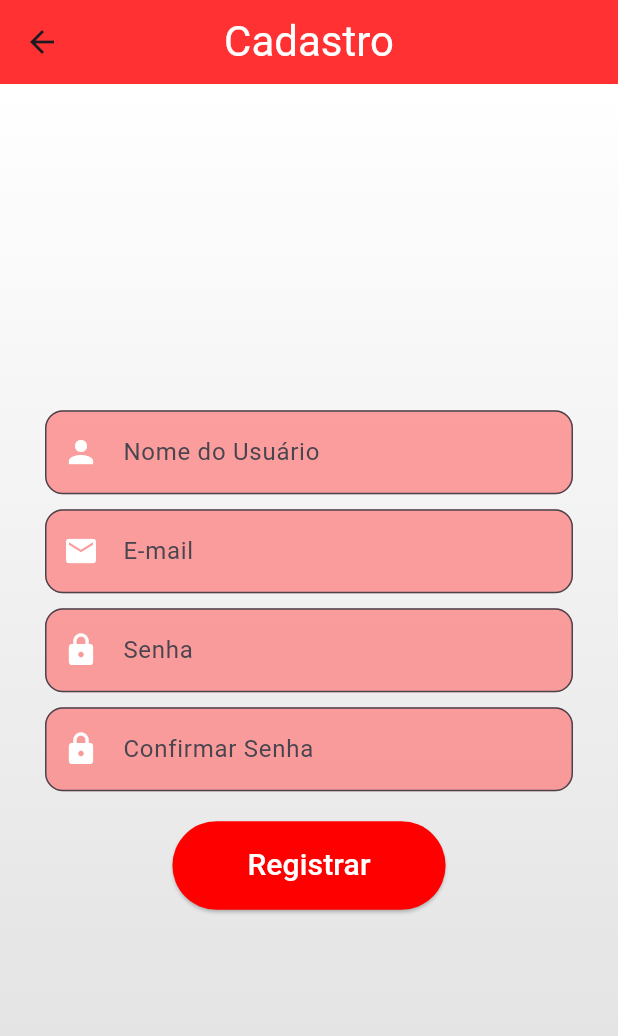
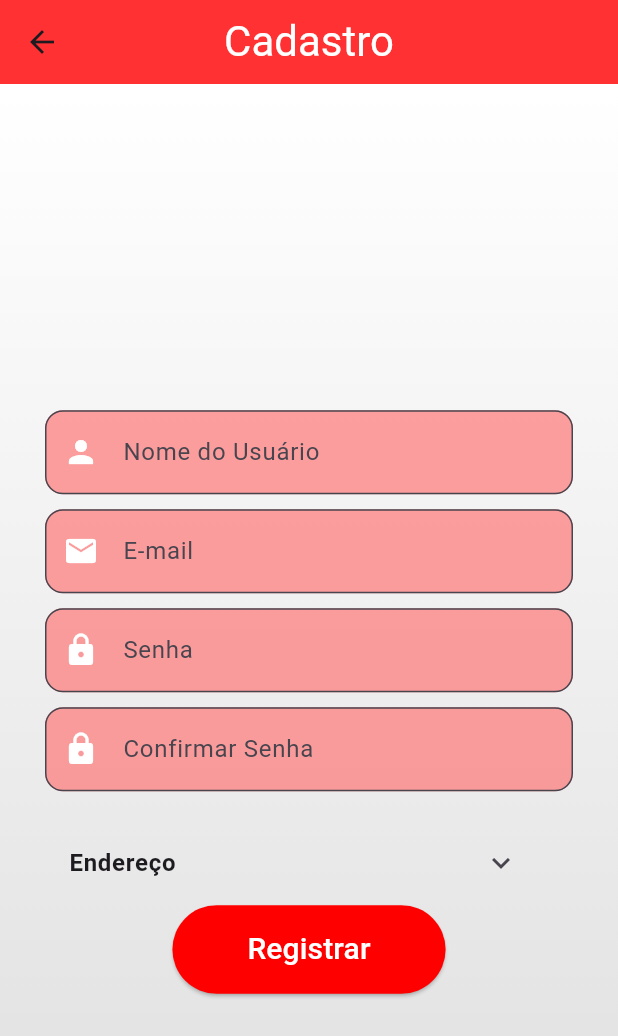
Before and after one commit to caiolara090/Joses_Burger, a Flutter app: the screen it shows after launch, after a tap on "Login", after a tap on "Não tem uma conta? Registre-se", on a phone screen of 412 x 824 dp. Shown: the top 1036 px of the screen. Run offline on Flutter 3.47's test engine with Material 3 defaults, Android fonts, the phone set to English and light mode, and no system bars.

Commit message:
Adicao_Endereco_no_Cadastro

```diff
--- a/josesburguer/lib/PaginaCadastro.dart
+++ b/josesburguer/lib/PaginaCadastro.dart
@@ -17,6 +17,13 @@ class _RegistrationScreenState extends State<RegistrationScreen> {
       TextEditingController();
   final GlobalKey<FormState> _formKey = GlobalKey<FormState>();
 
+  bool _isAddressExpanded = false; // Track if the address section is expanded
+  final TextEditingController _streetController = TextEditingController();
+  final TextEditingController _neighborhoodController = TextEditingController();
+  final TextEditingController _numberController = TextEditingController();
+  final TextEditingController _complementController = TextEditingController();
+  final TextEditingController _referencePointController = TextEditingController();
+
   @override
   Widget build(BuildContext context) {
     return Scaffold(
@@ -26,7 +33,7 @@ class _RegistrationScreenState extends State<RegistrationScreen> {
           'Cadastro',
           style: TextStyle(fontSize: 28.0, color: Colors.white)
         ),
-        backgroundColor: Color.fromARGB(255, 255, 0, 0).withOpacity(0.8),
+        backgroundColor: const Color.fromARGB(255, 255, 0, 0).withOpacity(0.8),
         leading: IconButton(
           icon: const Icon(Icons.arrow_back),
           onPressed: () {
@@ -40,11 +47,17 @@ class _RegistrationScreenState extends State<RegistrationScreen> {
       begin: Alignment.topCenter,
       end: Alignment.bottomCenter,
       colors: [
-                 Color.fromARGB(255, 255, 255, 255), Color.fromARGB(255, 222, 222, 222)
+        Color.fromARGB(255, 255, 255, 255),
+        Color.fromARGB(255, 222, 222, 222)
       ],
     ),
   ),
+  child: SingleChildScrollView(
+    child: Container(
       padding: const EdgeInsets.all(30.0),
+      constraints: BoxConstraints(
+        minHeight: MediaQuery.of(context).size.height,
+      ),
       child: Form(
         key: _formKey,
         child: Column(
@@ -98,6 +111,67 @@ class _RegistrationScreenState extends State<RegistrationScreen> {
               icon: Icons.lock,
             ),
             const SizedBox(height: 20),
+            ListTile(
+              title: Text(
+                'Endereço',
+                style: TextStyle(fontWeight: FontWeight.bold),
+              ),
+              trailing: IconButton(
+                icon: Icon(_isAddressExpanded ? Icons.expand_less : Icons.expand_more),
+                onPressed: () {
+                  setState(() {
+                    _isAddressExpanded = !_isAddressExpanded;
+                  });
+                },
+              ),
+            ),
+            if (_isAddressExpanded) ...[
+              _buildTextField(
+                controller: _streetController,
+                labelText: 'Rua',
+                validator: (value) {
+                  return value!.isEmpty ? 'Digite a rua' : null;
+                },
+                icon: Icons.home,
+              ),
+              const SizedBox(height: 10),
+              _buildTextField(
+                controller: _neighborhoodController,
+                labelText: 'Bairro',
+                validator: (value) {
+                  return value!.isEmpty ? 'Digite o bairro' : null;
+                },
+                icon: Icons.location_city,
+              ),
+              const SizedBox(height: 10),
+              _buildTextField(
+                controller: _numberController,
+                labelText: 'Número',
+                validator: (value) {
+                  return value!.isEmpty ? 'Digite o número' : null;
+                },
+                icon: Icons.confirmation_number,
+              ),
+              const SizedBox(height: 10),
+              _buildTextField(
+                controller: _complementController,
+                labelText: 'Complemento',
+                validator: (value) {
+                  return null;
+                },
+                icon: Icons.format_align_left,
+              ),
+              const SizedBox(height: 10),
+              _buildTextField(
+                controller: _referencePointController,
+                labelText: 'Ponto de Referência',
+                validator: (value) {
+                  return null;
+                },
+                icon: Icons.map,
+              ),
+              const SizedBox(height: 20),
+            ],
             ElevatedButton(
               onPressed: _register,
               style: ElevatedButton.styleFrom(
@@ -113,6 +187,9 @@ class _RegistrationScreenState extends State<RegistrationScreen> {
         ),
       ),
     ),
+  ),
+),
+
     );
   }
 
@@ -122,12 +199,13 @@ class _RegistrationScreenState extends State<RegistrationScreen> {
   bool isPassword = false,
   String? Function(String?)? validator,
   IconData? icon,
+  TextInputType? keyboardType,
 }) {
   return TextFormField(
     controller: controller,
     decoration: InputDecoration(
       labelText: labelText,
-        prefixIcon: icon != null ? Icon(icon, color: Color.fromARGB(255, 255, 255, 255)) : null,
+      prefixIcon: icon != null ? Icon(icon, color: const Color.fromARGB(255, 255, 255, 255)) : null,
       border: OutlineInputBorder(
         borderRadius: BorderRadius.circular(12.0),
       ),
@@ -148,22 +226,34 @@ class _RegistrationScreenState extends State<RegistrationScreen> {
     ),
     obscureText: isPassword,
     validator: validator,
+    keyboardType: keyboardType,
   );
 }
+
 
   Future<void> _register() async {
     if (_formKey.currentState!.validate()) {
       final String name = _nameController.text.trim();
       final String email = _emailController.text.trim();
       final String password = _passwordController.text.trim();
+      final String rua = _streetController.text.trim();
+      final String bairro = _neighborhoodController.text.trim();
+      final String numero = _numberController.text.trim();
+      final String complemento = _complementController.text.trim();
+      final String pontoref = _referencePointController.text.trim();
 
-      final url = Uri.parse('http://localhost:3000/inserirUsuario');
+      final url = Uri.parse('http://10.0.2.2:3000/inserirUsuario');
       final response = await http.post(
         url,
         body: jsonEncode({
           'nome': name,
           'email': email,
           'senha': password,
+          'rua': rua,
+          'bairro': bairro,
+          'numero': numero,
+          'complemento': complemento,
+          'ponto_ref': pontoref,
         }),
         headers: {'Content-Type': 'application/json'},
       );
@@ -176,7 +266,7 @@ class _RegistrationScreenState extends State<RegistrationScreen> {
         );
       } else {
         ScaffoldMessenger.of(context).showSnackBar(
-          SnackBar(
+          const SnackBar(
             content: Text('Erro ao cadastrar usuário'),
           ),
         );
--- a/josesburguer/lib/PaginaLogin.dart
+++ b/josesburguer/lib/PaginaLogin.dart
@@ -25,12 +25,12 @@ class _LoginScreenState extends State<LoginScreen> {
           'Jose\'s Burguer',
           style: TextStyle(fontSize: 28.0, color: Color.fromARGB(255, 255, 255, 255)),
         ),
-        backgroundColor: Color.fromARGB(255, 255, 0, 0),
+        backgroundColor: const Color.fromARGB(255, 255, 0, 0),
       ),
       body: Stack(
         children: [
           Container(
-            decoration: BoxDecoration(
+            decoration: const BoxDecoration(
               gradient: LinearGradient(
                 begin: Alignment.topCenter,
                 end: Alignment.bottomCenter,
@@ -102,13 +102,16 @@ class _LoginScreenState extends State<LoginScreen> {
             ),
           ),
          Positioned(
-            top: 40.0, // Ajuste a posição vertical da imagem
+      bottom: 40.0, // Ajuste a posição vertical da imagem
       left: 0,
       right: 0,
       child: Center(
+        child: Container(
+          height: MediaQuery.of(context).size.height * 1.4, // Ajuste a altura da imagem conforme necessário
           child: CircleAvatar(
             radius: 80, // Ajuste o tamanho da imagem
             child: Image.asset("assets/1.png", height: 200),
+          ),
         ),
       ),
     ),
@@ -128,12 +131,12 @@ class _LoginScreenState extends State<LoginScreen> {
       controller: controller,
       decoration: InputDecoration(
         labelText: labelText,
-        prefixIcon: icon != null ? Icon(icon, color: Color.fromARGB(255, 255, 255, 255)) : null,
+        prefixIcon: icon != null ? Icon(icon, color: const Color.fromARGB(255, 255, 255, 255)) : null,
         border: OutlineInputBorder(
           borderRadius: BorderRadius.circular(12.0),
         ),
         filled: true,
-        fillColor: Color.fromARGB(255, 255, 120, 120).withOpacity(0.7), // Define a cor clara para o fundo
+        fillColor: const Color.fromARGB(255, 255, 120, 120).withOpacity(0.7), // Define a cor clara para o fundo
         focusedBorder: OutlineInputBorder(
           borderRadius: BorderRadius.circular(12.0),
           borderSide: const BorderSide(color: Color.fromARGB(255, 0, 0, 0), width: 2.0),
@@ -157,7 +160,7 @@ class _LoginScreenState extends State<LoginScreen> {
       final String email = _emailController.text.trim();
       final String password = _passwordController.text.trim();
 
-      final url = Uri.parse('http://localhost:3000/verificarUsuario');
+      final url = Uri.parse('http://10.0.2.2:3000/verificarUsuario');
       final response = await http.post(
         url,
         body: jsonEncode({
```
Lines whose indentation alone changed are shown as unchanged.
